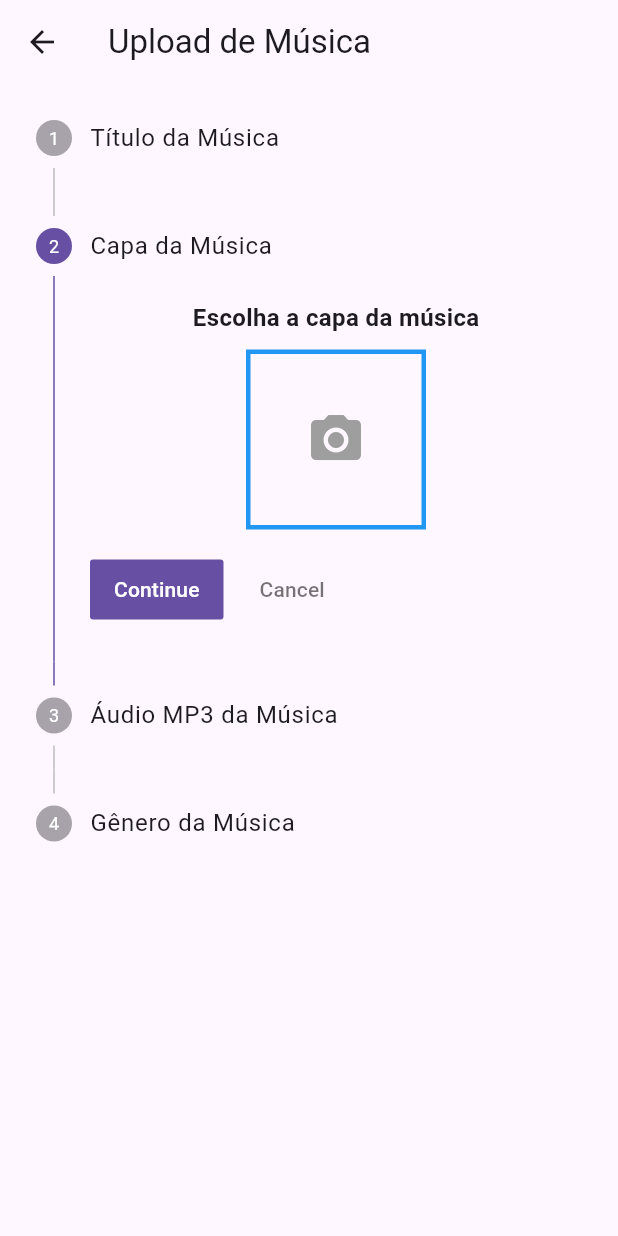
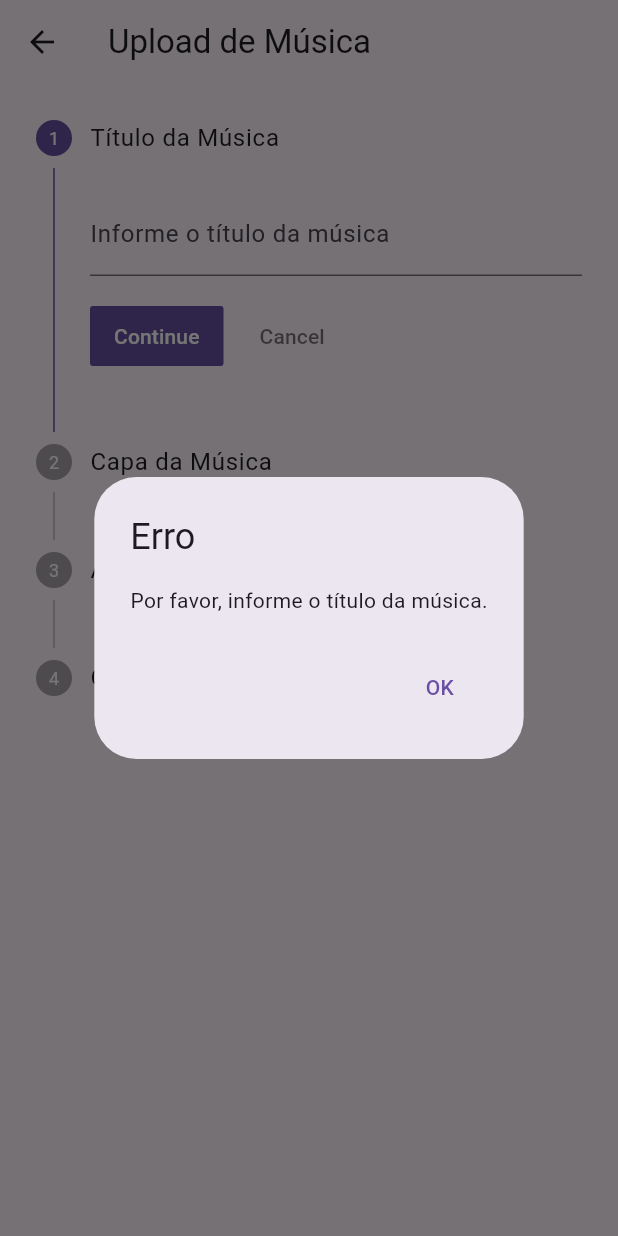
Before and after one commit to LucianoFraga27/st-mic-one-two, a Flutter app: the MusicaUploadPage screen opened by its route, after a tap on "Continue", on a phone screen of 412 x 824 dp. Run offline on Flutter 3.47's test engine with Material 2 defaults, Android fonts, the phone set to English and light mode, and no system bars; our stand-ins replace audioplayers, dio, file_picker, flutter_riverpod, image_picker, riverpod_annotation and 1 more; missing offline and left inert: jwt_decode, validatorless; accounts and stored records are empty; generated files the repository leaves out were written again.

Commit message:
upload parcial n funciona

```diff
--- a/lib/view/pages/upload_musica.dart
+++ b/lib/view/pages/upload_musica.dart
@@ -4,6 +4,8 @@ import 'package:file_picker/file_picker.dart';
 import 'package:flutter/material.dart';
 import 'package:image_picker/image_picker.dart';
 import 'package:mic_check_one_two/domain/model/genero_musical.dart';
+import 'package:mic_check_one_two/domain/repository/musica/repository/musica_add_repository.dart';
+import 'package:mic_check_one_two/domain/repository/musica/repository/musica_add_repository_impl.dart';
 
 class MusicaUploadPage extends StatefulWidget {
   @override
@@ -16,15 +18,17 @@ class _MusicaUploadPageState extends State<MusicaUploadPage> {
   int _currentStep = 0;
   TextEditingController tituloController = TextEditingController();
   TextEditingController generoController = TextEditingController();
-  GeneroMusical? selectedGenero;
+  GeneroMusical selectedGenero = GeneroMusical.ALTERNATIVE;
   File? audioFile;
+   late MusicaAddRepository musicaAddRepository;
 
   @override
   void initState() {
-    // TODO: implement initState
     super.initState();
     _imagePicker = ImagePicker();
+    musicaAddRepository = MusicaAddRepository(); // Inicialização aqui
   }
+
   Future<void> _pickImage() async {
     final pickedImage =
         await _imagePicker.pickImage(source: ImageSource.gallery);
@@ -35,6 +39,7 @@ Future<void> _pickImage() async {
       });
     }
   }
+
   @override
   Widget build(BuildContext context) {
     return Scaffold(
@@ -48,20 +53,120 @@ Future<void> _pickImage() async {
             _currentStep = step;
           });
         },
-        onStepContinue: () {
-          if (_currentStep < 3) {
-            setState(() {
-              _currentStep += 1;
-            });
-          } else {
-            // Lógica para concluir e enviar
-          }
-        },
         onStepCancel: () {
           if (_currentStep > 0) {
             setState(() {
               _currentStep -= 1;
             });
+          }
+        },
+        onStepContinue: () async {
+          if (_currentStep < 3) {
+            if (_currentStep == 0) {
+              if (tituloController.text.isEmpty) {
+                showDialog(
+                  context: context,
+                  builder: (BuildContext context) {
+                    return AlertDialog(
+                      title: Text('Erro'),
+                      content: Text('Por favor, informe o título da música.'),
+                      actions: <Widget>[
+                        TextButton(
+                          onPressed: () {
+                            Navigator.of(context).pop();
+                          },
+                          child: Text('OK'),
+                        ),
+                      ],
+                    );
+                  },
+                );
+              } else {
+                setState(() {
+                  _currentStep += 1;
+                });
+              }
+            } else if (_currentStep == 1) {
+              if (_selectedImage == null || _selectedImage!.path.isEmpty) {
+                showDialog(
+                  context: context,
+                  builder: (BuildContext context) {
+                    return AlertDialog(
+                      title: Text('Erro'),
+                      content:
+                          Text('Por favor, selecione uma capa para a música.'),
+                      actions: <Widget>[
+                        TextButton(
+                          onPressed: () {
+                            Navigator.of(context).pop();
+                          },
+                          child: Text('OK'),
+                        ),
+                      ],
+                    );
+                  },
+                );
+              } else {
+                setState(() {
+                  _currentStep += 1;
+                });
+              }
+            } else if (_currentStep == 2) {
+              if (audioFile == null || audioFile!.path.isEmpty) {
+                showDialog(
+                  context: context,
+                  builder: (BuildContext context) {
+                    return AlertDialog(
+                      title: Text('Erro'),
+                      content: Text(
+                          'Por favor, selecione um arquivo de áudio para a música.'),
+                      actions: <Widget>[
+                        TextButton(
+                          onPressed: () {
+                            Navigator.of(context).pop();
+                          },
+                          child: Text('OK'),
+                        ),
+                      ],
+                    );
+                  },
+                );
+              } else {
+                setState(() {
+                  _currentStep += 1;
+                });
+              }
+            } else if (_currentStep == 3) {
+              if (selectedGenero == null) {
+                showDialog(
+                  context: context,
+                  builder: (BuildContext context) {
+                    return AlertDialog(
+                      title: Text('Erro'),
+                      content: Text('Por favor, selecione o gênero da música.'),
+                      actions: <Widget>[
+                        TextButton(
+                          onPressed: () {
+                            Navigator.of(context).pop();
+                          },
+                          child: Text('OK'),
+                        ),
+                      ],
+                    );
+                  },
+                );
+              } else {
+                setState(() {
+                  _currentStep += 1;
+                });
+              }
+            }
+          } else {
+            print("Conclui cadastro");
+            await musicaAddRepository.adicionarMusica(tituloController.text,
+      audioFile!,
+      _selectedImage!,
+      selectedGenero);
           }
         },
         steps: [
@@ -72,6 +177,7 @@ Future<void> _pickImage() async {
               decoration:
                   InputDecoration(labelText: 'Informe o título da música'),
             ),
+            isActive: _currentStep >= 0,
           ),
           Step(
             title: Text('Capa da Música'),
@@ -124,6 +230,7 @@ Future<void> _pickImage() async {
           Step(
             title: Text('Áudio MP3 da Música'),
             content: Column(
+              crossAxisAlignment: CrossAxisAlignment.start,
               children: [
                 Text(
                   'Aqui você pode fazer o upload do áudio em MP3 da música.',
@@ -131,19 +238,32 @@ Future<void> _pickImage() async {
                 ),
                 SizedBox(height: 10),
                 audioFile != null
-          ? Text(audioFile!.path) // Exibir o caminho do arquivo selecionado
-          : Placeholder(
-              fallbackHeight: 50,
+                    ? Column(
+                        crossAxisAlignment: CrossAxisAlignment.start,
+                        children: [
+                          Text(
+                            'Arquivo selecionado:',
+                            style: TextStyle(fontWeight: FontWeight.bold),
                           ),
-     ElevatedButton(
+                          Text(
+                            audioFile!.path.split('/').last,
+                            // Exibe apenas o nome do arquivo, removendo o caminho
+                            style: TextStyle(fontSize: 16),
+                          ),
+                          SizedBox(height: 10),
+                        ],
+                      )
+                    : ElevatedButton(
                         onPressed: () async {
-    FilePickerResult? result = await FilePicker.platform.pickFiles(
+                          FilePickerResult? result =
+                              await FilePicker.platform.pickFiles(
                             type: FileType.custom,
                             allowedExtensions: ['mp3'],
                           );
 
                           if (result != null) {
-      print('Arquivo selecionado: ${result.files.single.name}');
+                            print(
+                                'Arquivo selecionado: ${result.files.single.name}');
                             setState(() {
                               audioFile = File(result.files.single.path ?? "");
                             });
@@ -152,9 +272,10 @@ Future<void> _pickImage() async {
                           }
                         },
                         child: Text('Selecionar Áudio MP3 da Música'),
-)
+                      ),
               ],
             ),
+            isActive: _currentStep >= 2,
           ),
           Step(
             title: Text('Gênero da Música'),
@@ -167,15 +288,16 @@ Future<void> _pickImage() async {
                 StatefulBuilder(
                   builder: (BuildContext context, StateSetter setState) {
                     return DropdownButton<GeneroMusical>(
-                      value: selectedGenero,
+                      value: selectedGenero ?? GeneroMusical.ALTERNATIVE,
                       onChanged: (GeneroMusical? newValue) {
                         setState(() {
-                          selectedGenero = newValue;
+                          selectedGenero = newValue ?? GeneroMusical.ALTERNATIVE;
                         });
                       },
                       items: GeneroMusical.values
                           .map<DropdownMenuItem<GeneroMusical>>(
                         (GeneroMusical value) {
+
                           return DropdownMenuItem<GeneroMusical>(
                             value: value,
                             child: Text(value.toString().split('.').last),
@@ -187,6 +309,7 @@ Future<void> _pickImage() async {
                 ),
               ],
             ),
+            isActive: _currentStep >= 3,
           )
         ],
       ),
```
Also changed, not shown: lib/domain/repository/musica/repository/musica_add_repository.dart (added, +8 -0 lines), lib/domain/repository/musica/repository/musica_add_repository_impl.dart (added, +47 -0 lines). Lines whose indentation alone changed are shown as unchanged.
